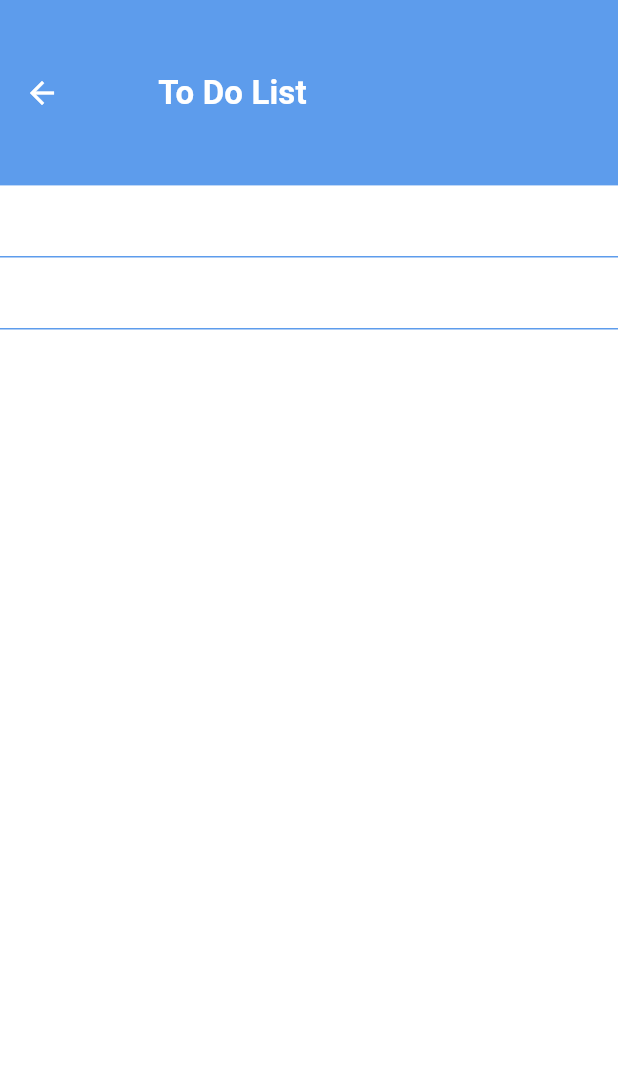
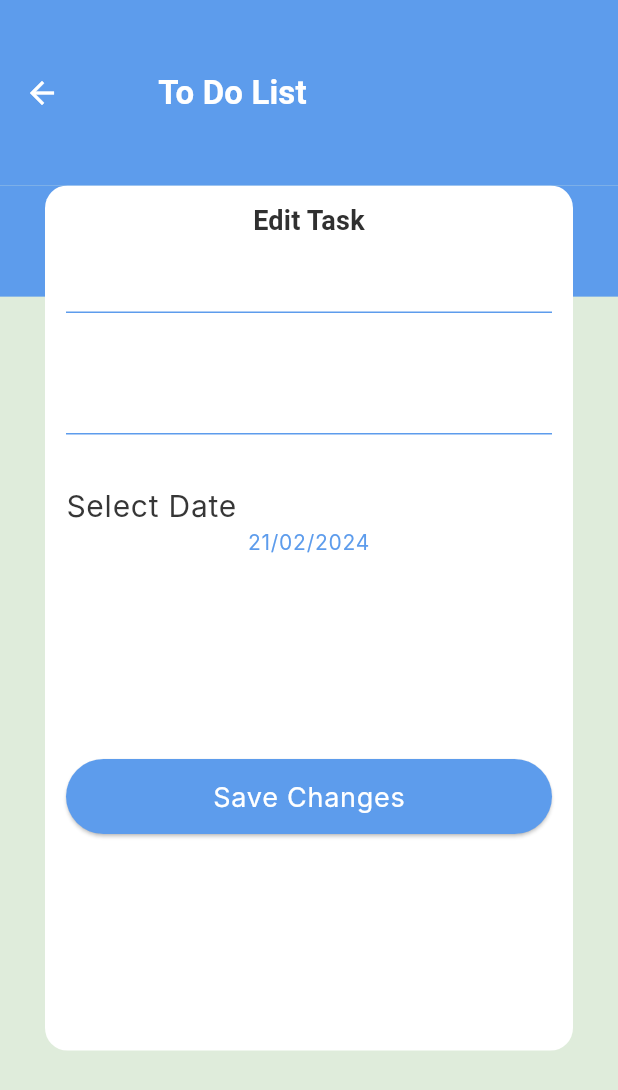
Before and after one commit to FatmaElhosary/todo_app, a Flutter app: the screen it shows after launch, after a tap on an icon or button, on a phone screen of 412 x 824 dp. Shown: the top 1090 px of the screen. Run offline on Flutter 3.47's test engine with Material 3 defaults, Android fonts, the phone set to English and light mode, and no system bars; our stand-ins replace shared_preferences; missing offline and left inert: flutter_timeline_calendar; generated files the repository leaves out were written again; Roboto replaces fonts that are missing (Inter, Poppins).

Commit message:
finished ui for all app

```diff
--- a/lib/app_theme.dart
+++ b/lib/app_theme.dart
@@ -1,6 +1,7 @@
 import 'package:flutter/material.dart';
 
 class AppTheme {
+  static const Color greenColor = Color(0xFF61E757);
   static ThemeData lightTheme = ThemeData(
       primaryColor: Colors.white,
       colorScheme: ColorScheme.fromSeed(
@@ -12,7 +13,6 @@ class AppTheme {
           onBackground: const Color(0xFFFFFFFF),
           onPrimaryContainer: const Color(0xFF363636),
           outline: const Color(0xFF5D9CEC),
-          //const Color(0xFF61E757)
           onErrorContainer: const Color(0xFFEC4B4B),
           seedColor: const Color.fromRGBO(33, 150, 243, 1)),
       useMaterial3: true,
--- a/lib/l10n/app_ar.arb
+++ b/lib/l10n/app_ar.arb
@@ -12,5 +12,8 @@
     "enterTask":" عنوان المهمة",
     "enterTaskDetails":" تفاصيل المهمة",
     "add":"أضف",
-    "selectDate":"إختر التاريخ"
+    "selectDate":"إختر التاريخ",
+    "editTask":"تعديل المهمة",
+    "saveChanges":"حفظ التعديلات",
+    "done":"إنتهت !"
 }
--- a/lib/l10n/app_en.arb
+++ b/lib/l10n/app_en.arb
@@ -12,5 +12,8 @@
     "enterTask":"Enter Task Title",
     "enterTaskDetails":"Enter Task Details",
     "add":"Add",
-    "selectDate":"Select Date"
+    "selectDate":"Select Date",
+    "editTask":"Edit Task",
+    "saveChanges":"Save Changes",
+    "done":"Done !"
 }
--- a/lib/screens/edit_task.dart
+++ b/lib/screens/edit_task.dart
@@ -1,5 +1,5 @@
 import 'package:flutter/material.dart';
-import 'package:todo_app/widgets/text_form_field.dart';
+import 'package:todo_app/widgets/edit_task_form.dart';
 import 'package:flutter_gen/gen_l10n/app_localizations.dart';
 
 class EditTask extends StatelessWidget {
@@ -11,6 +11,7 @@ class EditTask extends StatelessWidget {
     final AppLocalizations appLocal = AppLocalizations.of(context)!;
     final ThemeData theme = Theme.of(context);
     return Scaffold(
+      backgroundColor: Theme.of(context).colorScheme.secondary,
       appBar: AppBar(
         title: Text(appLocal.todo),
         titleSpacing: MediaQuery.of(context).size.width * .12,
@@ -22,17 +23,25 @@ class EditTask extends StatelessWidget {
         elevation: 0,
         toolbarHeight: MediaQuery.of(context).size.height * .15,
       ),
-      body: Form(
-        child: Column(
-          children: [
-            GlobalTextField(
-              hint: '',
+      body: Stack(
+        children: [
+          ColoredBox(
+            color: Theme.of(context).colorScheme.primary,
+            child: SizedBox(
+              height: MediaQuery.of(context).size.height * .09,
+              width: double.infinity,
             ),
-            GlobalTextField(
-              hint: '',
+          ),
+          Container(
+            margin: const EdgeInsets.symmetric(horizontal: 30),
+            height: MediaQuery.of(context).size.height * .70,
+            decoration: BoxDecoration(
+              borderRadius: BorderRadius.circular(15),
+              color: theme.colorScheme.primaryContainer,
             ),
-          ],
-        ),
+            child: const EditForm(),
+          ),
+        ],
       ),
     );
   }
--- a/lib/screens/home_screen.dart
+++ b/lib/screens/home_screen.dart
@@ -98,7 +98,7 @@ class _HomeScreenState extends State<HomeScreen> {
                 width: 4, color: theme.colorScheme.primaryContainer)),
         onPressed: () {
           showModalBottomSheet(
-              context: context, builder: (context) => AddTask());
+              context: context, builder: (context) =>const AddTask());
         },
         backgroundColor: theme.colorScheme.primary,
         child: Icon(
--- a/lib/tabs/tasks_tab/task_widget.dart
+++ b/lib/tabs/tasks_tab/task_widget.dart
@@ -1,12 +1,21 @@
 import 'package:flutter/material.dart';
+import 'package:todo_app/app_theme.dart';
 import 'package:todo_app/screens/edit_task.dart';
+import 'package:flutter_gen/gen_l10n/app_localizations.dart';
 
-class TaskWidget extends StatelessWidget {
+class TaskWidget extends StatefulWidget {
   const TaskWidget({super.key});
 
   @override
+  State<TaskWidget> createState() => _TaskWidgetState();
+}
+
+class _TaskWidgetState extends State<TaskWidget> {
+  bool isPressed = false;
+  @override
   Widget build(BuildContext context) {
     final ThemeData theme = Theme.of(context);
+
     return Container(
       padding:
           const EdgeInsetsDirectional.symmetric(horizontal: 17, vertical: 20),
@@ -20,7 +29,7 @@ class TaskWidget extends StatelessWidget {
           Container(
             height: 50,
             width: 4,
-            color: theme.colorScheme.primary,
+            color: !isPressed ? theme.colorScheme.primary : AppTheme.greenColor,
             margin: const EdgeInsetsDirectional.only(end: 20),
           ),
           Column(
@@ -33,10 +42,11 @@ class TaskWidget extends StatelessWidget {
                   Navigator.of(context).pushNamed(EditTask.routName);
                 },
                 child: Text('task sfh  dhr gt',
-                    style: theme.textTheme.titleSmall!.copyWith(
-                      color: theme.colorScheme.primary,
-                      fontSize: 18,
-                    )),
+                    style: !isPressed
+                        ? theme.textTheme.titleSmall!.copyWith(
+                            color: theme.colorScheme.primary, fontSize: 18)
+                        : Theme.of(context).textTheme.titleSmall!.copyWith(
+                            color: AppTheme.greenColor, fontSize: 18)),
               ),
               Text(
                 'details',
@@ -45,20 +55,40 @@ class TaskWidget extends StatelessWidget {
             ],
           ),
           const Spacer(),
-          Container(
+          InkWell(
+            onTap: () {
+              markTaskAsDone();
+            },
+            child: Container(
               width: 69,
               height: 34,
               decoration: BoxDecoration(
-                color: theme.colorScheme.primary,
+                  color: !isPressed
+                      ? theme.colorScheme.primary
+                      : Colors.transparent,
                   borderRadius: BorderRadius.circular(10)),
-            child: Image.asset(
+              child: !isPressed
+                  ? Image.asset(
                       'assets/images/check_icon.png',
                       width: 30,
                       height: 30,
+                    )
+                  : Text(
+                      AppLocalizations.of(context)!.done,
+                      style: theme.textTheme.titleSmall!.copyWith(
+                        color: AppTheme.greenColor,
+                      ),
+                      textAlign: TextAlign.center,
+                    ),
             ),
           )
         ],
       ),
     );
   }
+
+  void markTaskAsDone() {
+    isPressed = !isPressed;
+    setState(() {});
   }
+}
--- a/lib/tabs/tasks_tab/tasks_calender.dart
+++ b/lib/tabs/tasks_tab/tasks_calender.dart
@@ -23,12 +23,12 @@ class TasksCalender extends StatelessWidget {
         headerMonthBackColor: Colors.transparent,
       ),
       dayOptions: DayOptions(
-          compactMode: true,
-          weekDaySelectedColor: theme.colorScheme.primary,
-          selectedBackgroundColor: theme.colorScheme.primary,
-          // weekDayUnselectedColor: theme.colorScheme.onPrimaryContainer,
-          disableDaysBeforeNow: false,
-          todayBackgroundColor: Colors.red),
+        compactMode: true,
+        weekDaySelectedColor: theme.colorScheme.primary,
+        selectedBackgroundColor: theme.colorScheme.primary,
+        // weekDayUnselectedColor: theme.colorScheme.onPrimaryContainer,
+        disableDaysBeforeNow: false,
+      ),
       headerOptions: HeaderOptions(
           weekDayStringType: WeekDayStringTypes.SHORT,
           monthStringType: MonthStringTypes.FULL,
@@ -37,7 +37,7 @@ class TasksCalender extends StatelessWidget {
           navigationColor: theme.colorScheme.primaryContainer,
           resetDateColor: theme.colorScheme.primaryContainer),
       onChangeDateTime: (datetime) {
-        print(datetime.getDate());
+        //  print(datetime.getDate());
       },
     );
   }
--- /dev/null
+++ b/lib/widgets/edit_task_form.dart
@@ -0,0 +1,88 @@
+import 'package:flutter/material.dart';
+import 'package:intl/intl.dart';
+import 'package:todo_app/widgets/elaveted_btn.dart';
+import 'package:todo_app/widgets/text_form_field.dart';
+import 'package:flutter_gen/gen_l10n/app_localizations.dart';
+import 'package:todo_app/widgets/title_widget.dart';
+
+class EditForm extends StatefulWidget {
+  const EditForm({super.key});
+
+  @override
+  State<EditForm> createState() => _EditFormState();
+}
+
+class _EditFormState extends State<EditForm> {
+  final DateFormat dateFormat = DateFormat("dd/MM/yyyy");
+  final taskController = TextEditingController();
+  final descriptionController = TextEditingController();
+  DateTime selectedDate = DateTime.now();
+  @override
+  Widget build(BuildContext context) {
+    final AppLocalizations appLocal = AppLocalizations.of(context)!;
+
+    ThemeData theme = Theme.of(context);
+    return Form(
+      child: Padding(
+        padding: const EdgeInsets.symmetric(horizontal: 14.0, vertical: 10),
+        child: Column(
+          children: [
+            TitleWidget(
+              text: appLocal.editTask,
+            ),
+            GlobalTextField(
+              controller: taskController,
+              hint: '',
+            ),
+            const SizedBox(
+              height: 33,
+            ),
+            GlobalTextField(
+              controller: descriptionController,
+              hint: '',
+            ),
+            const SizedBox(
+              height: 33,
+            ),
+            Align(
+              alignment: AlignmentDirectional.centerStart,
+              child: Text(
+                appLocal.selectDate,
+                style: Theme.of(context).textTheme.labelSmall!.copyWith(
+                    fontSize: 20, color: theme.colorScheme.onPrimaryContainer),
+              ),
+            ),
+            InkWell(
+              onTap: () async {
+                final selectDate = await showDatePicker(
+                  context: context,
+                  firstDate: DateTime.now().subtract(const Duration(days: 365)),
+                  lastDate: DateTime.now().add(const Duration(days: 365)),
+                  initialDate: DateTime.now(),
+                );
+                if (selectDate != null) {
+                  setState(() {
+                    selectedDate = selectDate;
+                  });
+                }
+              },
+              child: Text(
+                dateFormat.format(selectedDate),
+                style: theme.textTheme.labelSmall,
+                textAlign: TextAlign.center,
+              ),
+            ),
+            const Spacer(),
+            GlobalButton(
+              text: appLocal.saveChanges,
+              onPressed: editTask,
+            ),
+            const Spacer(),
+          ],
+        ),
+      ),
+    );
+  }
+
+  void editTask() {}
+}
--- a/lib/widgets/text_form_field.dart
+++ b/lib/widgets/text_form_field.dart
@@ -3,13 +3,16 @@ import 'package:flutter/material.dart';
 class GlobalTextField extends StatelessWidget {
   final String hint;
   final int? maxLines;
-  const GlobalTextField({super.key, required this.hint, this.maxLines});
+  final TextEditingController controller;
+  const GlobalTextField({super.key, required this.hint, this.maxLines,required this.controller});
 
   @override
   Widget build(BuildContext context) {
     return TextFormField(
+      controller: controller,
       maxLines: maxLines,
       decoration: InputDecoration(
+
           hintText: hint,
           hintStyle: Theme.of(context).textTheme.labelSmall!.copyWith(
               fontSize: 20,
--- /dev/null
+++ b/lib/widgets/title_widget.dart
@@ -0,0 +1,15 @@
+import 'package:flutter/material.dart';
+
+class TitleWidget extends StatelessWidget {
+  final String text;
+  const TitleWidget({super.key,required this.text});
+
+  @override
+  Widget build(BuildContext context) {
+    return Text(
+      text,
+      style: Theme.of(context).textTheme.titleMedium!.copyWith(fontSize: 18),
+      textAlign: TextAlign.center,
+    );
+  }
+}
```
Also changed, not shown: lib/screens/add_task.dart (+40 -14 lines). Lines whose indentation alone changed are shown as unchanged.
